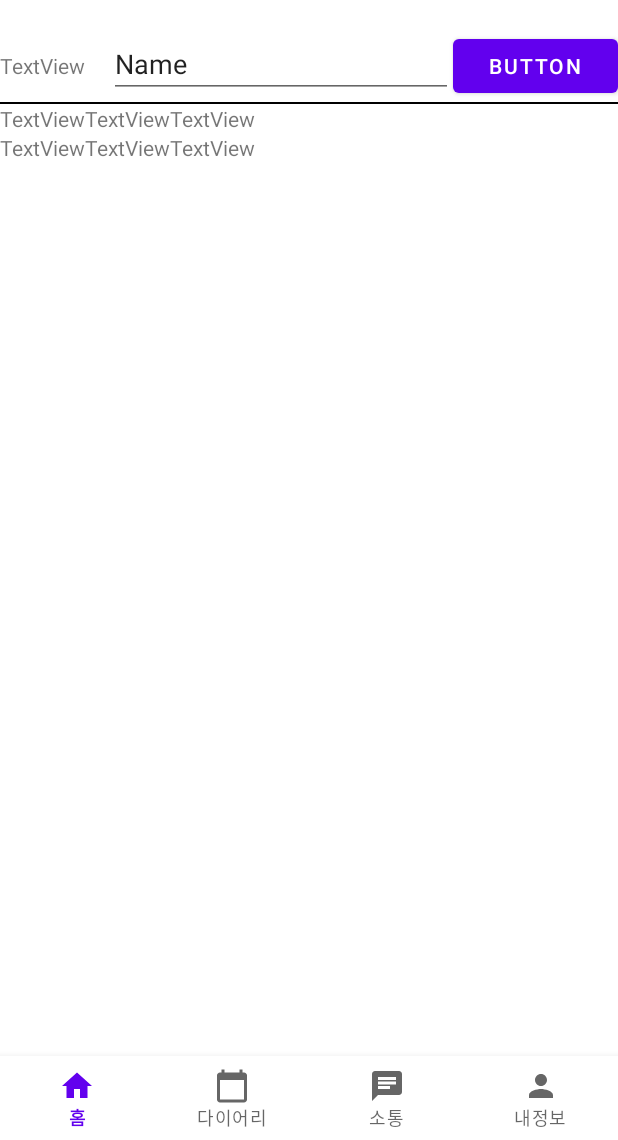
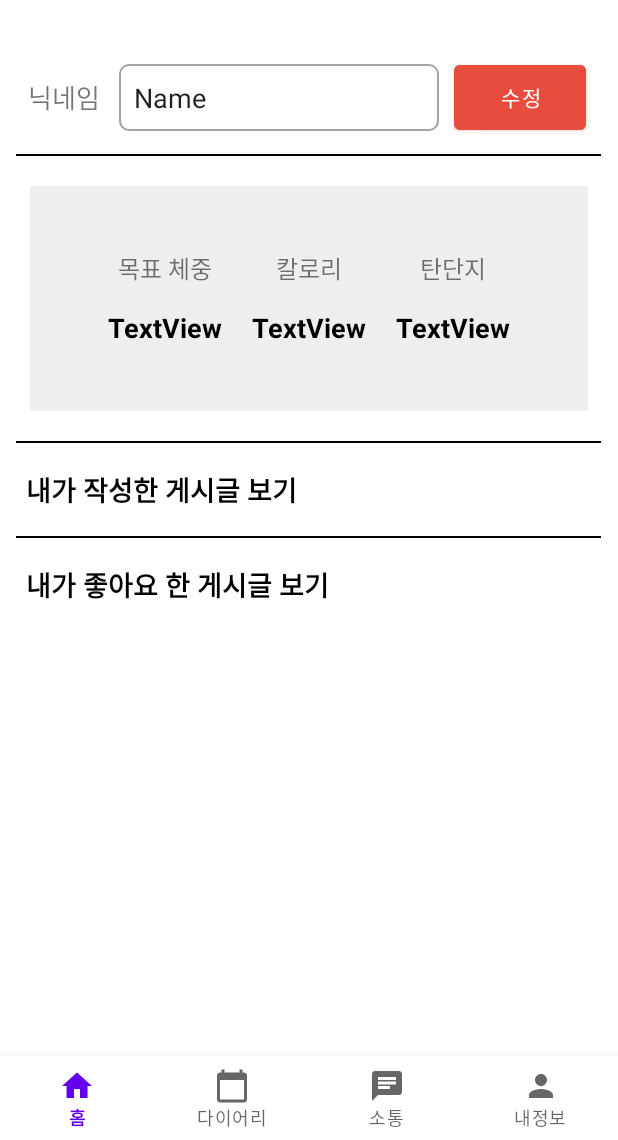
Before and after one commit to subProjectDiet/diet_android, an Android app: the forthFragment screen opened through its navigation route, on a phone screen of 412 x 824 dp, the part 96-1236 px from its top. Run offline under Robolectric (Android 15) with nearby library versions, the phone set to English and light mode, and no system bars.

Commit message:
대부분 xml 개발 완료

```diff
--- a/app/src/main/res/layout/activity_food_record.xml
+++ b/app/src/main/res/layout/activity_food_record.xml
@@ -8,9 +8,11 @@
     tools:context=".food.FoodRecordOneActivity">
 
     <LinearLayout
-        android:layout_width="match_parent"
-        android:layout_height="wrap_content"
+        android:layout_width="414dp"
+        android:layout_height="624dp"
+        android:layout_marginBottom="66dp"
         android:orientation="vertical"
+        app:layout_constraintBottom_toBottomOf="parent"
         app:layout_constraintEnd_toEndOf="parent"
         app:layout_constraintStart_toStartOf="parent"
         app:layout_constraintTop_toTopOf="parent">
--- a/app/src/main/res/layout/fragment_forth.xml
+++ b/app/src/main/res/layout/fragment_forth.xml
@@ -20,14 +20,13 @@
             android:orientation="horizontal">
 
 
-
             <TextView
                 android:id="@+id/textView33"
                 android:layout_width="wrap_content"
                 android:layout_height="wrap_content"
+                android:layout_gravity="center"
                 android:text="내 정보"
                 android:textColor="#000000"
-                android:layout_gravity="center"
                 android:textSize="21sp"
 
                 android:textStyle="bold" />
@@ -36,8 +35,8 @@
                 android:id="@+id/imageButton8"
                 android:layout_width="wrap_content"
                 android:layout_height="wrap_content"
+                android:layout_marginLeft="270dp"
                 android:backgroundTint="#00FFFFFF"
-                android:layout_marginLeft="270dp"
                 android:src="@drawable/baseline_logout_24" />
 
         </LinearLayout>
@@ -45,98 +44,170 @@
         <LinearLayout
             android:layout_width="match_parent"
             android:layout_height="wrap_content"
+            android:gravity="center"
+            android:layout_marginTop="7dp"
             android:orientation="horizontal">
 
             <TextView
                 android:id="@+id/textView58"
                 android:layout_width="wrap_content"
                 android:layout_height="wrap_content"
-                android:layout_weight="1"
-                android:text="TextView" />
+                android:textSize="17sp"
+                android:layout_margin="7dp"
+                android:gravity="center"
+                android:text="닉네임" />
 
             <EditText
                 android:id="@+id/editTextTextPersonName9"
                 android:layout_width="wrap_content"
                 android:layout_height="wrap_content"
-                android:layout_weight="1"
+                android:background="@drawable/border_outline"
                 android:ems="10"
                 android:inputType="textPersonName"
+                android:layout_gravity="center"
+                android:layout_marginLeft="5dp"
+                android:padding="10dp"
                 android:text="Name" />
 
             <Button
                 android:id="@+id/button4"
                 android:layout_width="wrap_content"
-                android:layout_height="wrap_content"
-                android:layout_weight="1"
-                android:text="Button" />
+                android:layout_height="55dp"
+                android:backgroundTint="#E74C3C"
+                android:layout_margin="10dp"
+                android:padding="7dp"
+                android:text="수정" />
         </LinearLayout>
 
         <ImageView
-            android:id="@+id/imageView"
-            android:layout_width="match_parent"
+            android:id="@+id/imageView11"
+            android:layout_width="390dp"
             android:layout_height="1dp"
             android:layout_gravity="center_horizontal"
             app:srcCompat="@drawable/line" />
 
         <LinearLayout
             android:layout_width="match_parent"
-            android:layout_height="wrap_content"
-            android:orientation="horizontal">
+            android:layout_height="150dp"
+            android:orientation="horizontal"
+            android:layout_margin="20dp"
+            android:background="#EEEEEE"
+            android:gravity="center">
 
             <LinearLayout
                 android:layout_width="wrap_content"
                 android:layout_height="wrap_content"
+                android:layout_margin="10dp"
+                android:gravity="center"
+
                 android:orientation="vertical">
 
                 <TextView
                     android:id="@+id/textView59"
                     android:layout_width="wrap_content"
                     android:layout_height="wrap_content"
-                    android:text="TextView" />
+                    android:layout_marginBottom="15dp"
+                    android:textSize="16sp"
+                    android:text="목표 체중" />
 
                 <TextView
                     android:id="@+id/textView60"
                     android:layout_width="wrap_content"
                     android:layout_height="wrap_content"
+                    android:textStyle="bold"
+                    android:textColor="@color/black"
+                    android:textSize="18sp"
                     android:text="TextView" />
             </LinearLayout>
 
             <LinearLayout
                 android:layout_width="wrap_content"
                 android:layout_height="wrap_content"
+                android:layout_margin="10dp"
+                android:gravity="center"
+
                 android:orientation="vertical">
 
                 <TextView
                     android:id="@+id/textView591"
                     android:layout_width="wrap_content"
                     android:layout_height="wrap_content"
-                    android:text="TextView" />
+                    android:layout_marginBottom="15dp"
+                    android:textSize="16sp"
+                    android:text="칼로리" />
 
                 <TextView
-                    android:id="@+id/textView601"
+                    android:id="@+id/textView610"
                     android:layout_width="wrap_content"
                     android:layout_height="wrap_content"
+                    android:textStyle="bold"
+                    android:textColor="@color/black"
+                    android:textSize="18sp"
                     android:text="TextView" />
             </LinearLayout>
 
             <LinearLayout
                 android:layout_width="wrap_content"
                 android:layout_height="wrap_content"
+                android:layout_margin="10dp"
+                android:gravity="center"
+
                 android:orientation="vertical">
 
                 <TextView
-                    android:id="@+id/textView592"
+                    android:id="@+id/textView529"
                     android:layout_width="wrap_content"
                     android:layout_height="wrap_content"
-                    android:text="TextView" />
+                    android:layout_marginBottom="15dp"
+                    android:textSize="16sp"
+                    android:text="탄단지" />
 
                 <TextView
-                    android:id="@+id/textView602"
+                    android:id="@+id/textView620"
                     android:layout_width="wrap_content"
                     android:layout_height="wrap_content"
+                    android:textStyle="bold"
+                    android:textColor="@color/black"
+                    android:textSize="18sp"
                     android:text="TextView" />
             </LinearLayout>
         </LinearLayout>
 
+        <ImageView
+            android:id="@+id/imageView1"
+            android:layout_width="390dp"
+            android:layout_height="1dp"
+            android:layout_gravity="center_horizontal"
+            app:srcCompat="@drawable/line" />
+
+        <TextView
+            android:id="@+id/textView61"
+            android:layout_width="match_parent"
+            android:layout_height="wrap_content"
+            android:textColor="@color/black"
+            android:textSize="18sp"
+            android:padding="10dp"
+            android:layout_margin="7dp"
+            android:textStyle="bold"
+            android:text="내가 작성한 게시글 보기" />
+
+        <ImageView
+            android:id="@+id/imageView"
+            android:layout_width="390dp"
+            android:layout_height="1dp"
+            android:layout_gravity="center_horizontal"
+            app:srcCompat="@drawable/line" />
+
+        <TextView
+            android:id="@+id/textView62"
+            android:layout_width="match_parent"
+            android:layout_height="wrap_content"
+            android:textColor="@color/black"
+            android:textSize="18sp"
+            android:padding="10dp"
+            android:layout_margin="7dp"
+            android:textStyle="bold"
+            android:text="내가 좋아요 한 게시글 보기"/>
+
     </LinearLayout>
 </FrameLayout>
--- a/app/src/main/res/layout/fragment_third.xml
+++ b/app/src/main/res/layout/fragment_third.xml
@@ -54,7 +54,8 @@
                     android:id="@+id/spinner10"
                     android:layout_width="80dp"
                     android:layout_height="30dp"
-                    android:layout_marginLeft="3dp" />
+                    android:layout_marginLeft="8dp"
+                    />
 
             </LinearLayout>
 
```
Also changed, not shown: app/src/main/res/layout/activity_selected_dinner.xml (deleted, +0 -115 lines), app/src/main/res/layout/activity_selected_dinner_food.xml (added, +163 -0 lines), app/src/main/res/layout/activity_selected_lunch_food.xml (+82 -34 lines), app/src/main/java/com/cookandroid/subdietapp/food/SelectedDinnerFoodActivity.java (renamed from app/src/main/java/com/cookandroid/subdietapp/food/SelectedDinnerActivity.java), app/src/main/res/drawable/question.png (added).
